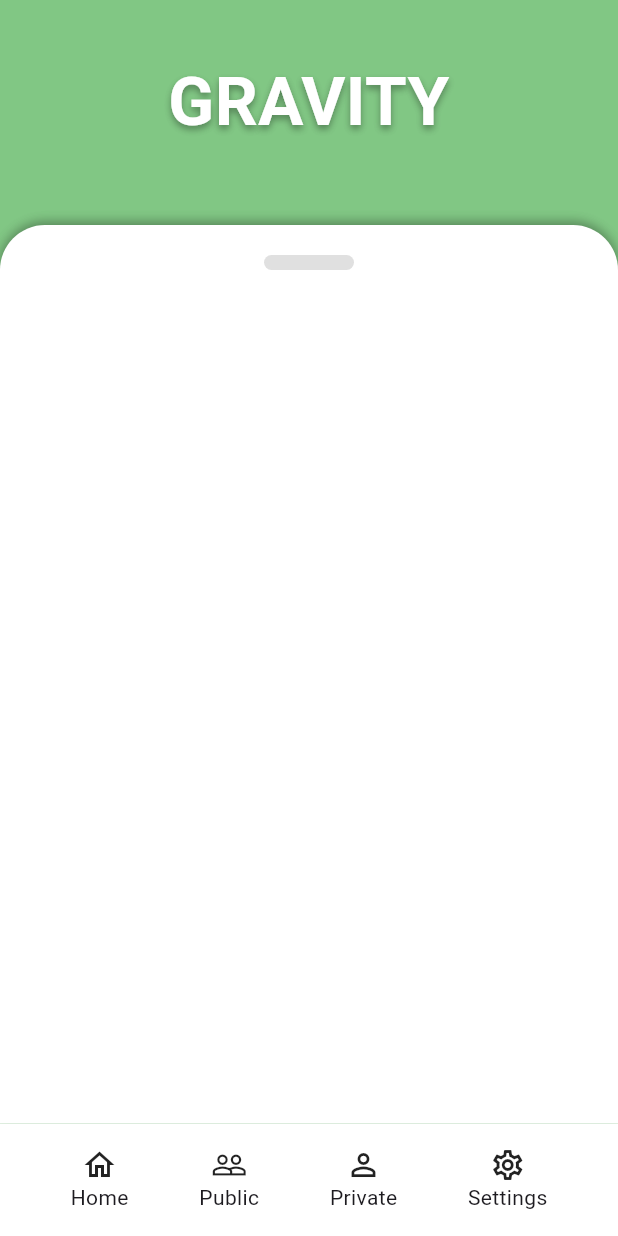
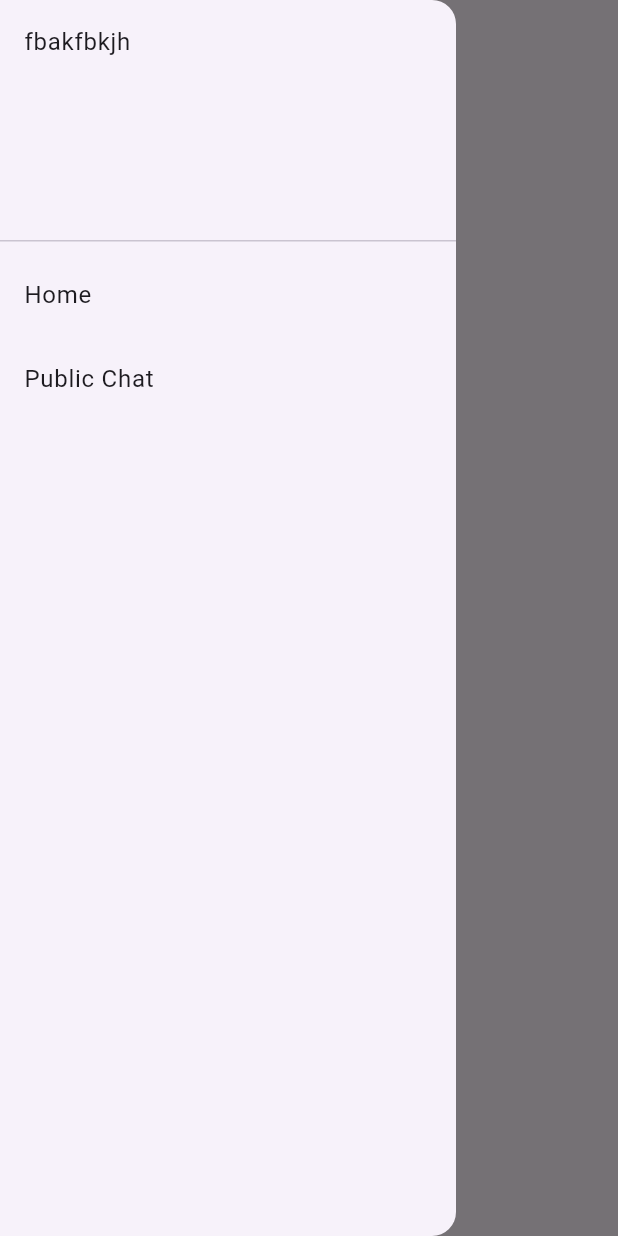
Before and after one commit to danieldavemena/gravityChat, a Flutter app: the screen it shows once a user with an empty profile is signed in, with the side drawer open (before the commit the screen has no drawer), on a phone screen of 412 x 824 dp. Run offline on Flutter 3.47's test engine with Material 3 defaults, Android fonts, the phone set to English and light mode, and no system bars; our stand-ins replace cloud_firestore, firebase_auth, firebase_core; accounts and stored records are empty; network calls fail.

Commit message:
Working public chat

```diff
--- a/lib/main.dart
+++ b/lib/main.dart
@@ -1,6 +1,7 @@
 import 'package:flutter/material.dart';
 import 'package:flutterplayground/pages/home.dart';
 import 'package:firebase_core/firebase_core.dart';
+import 'package:flutterplayground/pages/public_chats.dart';
 import 'firebase_options.dart';
 
 
@@ -20,6 +21,7 @@ class MyApp extends StatelessWidget {
       theme: ThemeData(primarySwatch: Colors.amber),
       routes: {
         '/home': (context) => Homepage(),
+        '/public': (context) => PublicChats()
       },
     );
   }
--- a/lib/pages/user_page.dart
+++ b/lib/pages/user_page.dart
@@ -1,8 +1,5 @@
 import 'package:flutter/material.dart';
-import 'package:flutterplayground/pages/public_chats.dart';
-import 'package:flutterplayground/services/auth.dart';
-import 'package:flutterplayground/utils/navigation_item.dart';
-import 'package:flutterplayground/utils/title_bar.dart';
+import 'package:flutterplayground/utils/global_drawer.dart';
 
 class UserPage extends StatefulWidget {
   const UserPage({super.key});
@@ -12,99 +9,15 @@ class UserPage extends StatefulWidget {
 }
 
 class _UserPageState extends State<UserPage> {
-
-  final Auth _auth = Auth();
-
-  double titleSize = 150;
-  Widget topWidget = TitleBar(title: "GRAVITY",);
-  Widget page = Container();
-
-  void private(){
-    setState(() {
-      titleSize = 30;
-      topWidget = Container();
-      page = Container();
-    });
-  }
-
-  void public(){
-    setState(() {
-      titleSize = 30;
-      topWidget = Container();
-      page = PublicChats();
-    });
-  }
-
-  void home(){
-    setState(() {
-      titleSize = 150;
-      topWidget = TitleBar(title: "GRAVITY",);
-      page = Container();
-    });
-  }
-
-  void settings() {
-    setState(() {
-      page = Container();
-      topWidget = Container();
-      titleSize = MediaQuery.of(context).size.height * 0.80;
-    });
-  }
-
   @override
   Widget build(BuildContext context) {
     return Scaffold(
-      backgroundColor: Colors.green[300],
-      body: Column(
-        children: [
-          AnimatedContainer(
-            duration: Duration(milliseconds: 200),
-            curve: Curves.easeOut,
-            height: titleSize,
-            padding: EdgeInsets.all(35),
-            child: topWidget
-          ),
-          Expanded(
-            child: Container(
-              height: double.infinity,
-              width: double.infinity,
-              decoration: BoxDecoration(
-                boxShadow: List.filled(2, BoxShadow(color: const Color.fromARGB(46, 0, 0, 0), offset: Offset(0, -2), blurRadius: 6 )),
-                borderRadius: BorderRadius.only(topLeft: Radius.circular(30), topRight: Radius.circular(30)),
-                color: Colors.white
-              ),
-              child: Column(
-                children: [
-                  SizedBox(height: 20,),
-                  Container(
-                    height: 10,
-                    width: 60,
-                    decoration: BoxDecoration(
-                      color: Colors.grey[300],
-                      borderRadius: BorderRadius.circular(80)
-                    ),
-                  ),
-                  SizedBox(height: 20,),
-                  Expanded(
-                    child: page
-                  )
-                ],
-              ),
-            ),
-          ),
-          Container(
-            color: Colors.white,
-            child: Row(
-              mainAxisAlignment: MainAxisAlignment.spaceEvenly,
-              children: [
-                NavigationItem(icon: Icons.home_outlined, label: "Home", onTap: () => home(),),
-                NavigationItem(icon: Icons.people_outline, label: "Public", onTap: () => public(),),
-                NavigationItem(icon: Icons.person_outline, label: "Private", onTap: () => private()),
-                NavigationItem(icon: Icons.settings_outlined, label: "Settings", onTap: () => settings()),
-              ],
-            ),
-          )
-        ],
+      appBar: AppBar(
+        backgroundColor: Colors.transparent,
+      ),
+      drawer: GlobalDrawer(),
+      body: Container(
+        child: Text("user page"),
       ),
     );
   }
--- /dev/null
+++ b/lib/utils/global_drawer.dart
@@ -0,0 +1,24 @@
+import 'package:flutter/material.dart';
+
+class GlobalDrawer extends StatelessWidget {
+  const GlobalDrawer({super.key});
+
+  @override
+  Widget build(BuildContext context) {
+    return Drawer(
+        child: ListView(
+          children: [
+            DrawerHeader(child: Text("fbakfbkjh")),
+            ListTile(
+              title: Text("Home"),
+              onTap: () => Navigator.pushNamed(context, '/home'),
+            ),
+            ListTile(
+              title: Text("Public Chat"),
+              onTap: () => Navigator.pushNamed(context, '/public'),
+            )
+          ],
+        ),
+      );
+  }
+}
--- a/lib/utils/navigation_item.dart
+++ /dev/null
@@ -1,31 +0,0 @@
-import 'package:flutter/material.dart';
-
-class NavigationItem extends StatelessWidget {
-  final IconData icon;
-  final String label;
-  final Function()? onTap;
-
-  const NavigationItem({
-    super.key,
-    required this.icon,
-    required this.label,
-    required this.onTap
-  });
-
-  @override
-  Widget build(BuildContext context) {
-    return GestureDetector(
-      onTap: onTap,
-      child: Container(
-        height: 75,
-        child: Column(
-                    mainAxisAlignment: MainAxisAlignment.center,
-                    children: [
-                      Icon(icon),
-                      Text(label)
-                    ],
-                  ),
-      ),
-    );
-  }
-}
```
Also changed, not shown: lib/pages/public_chats.dart (+33 -51 lines), lib/services/firestore.dart (+10 -0 lines), lib/utils/message_box.dart (added, +65 -0 lines), 12 other files.
